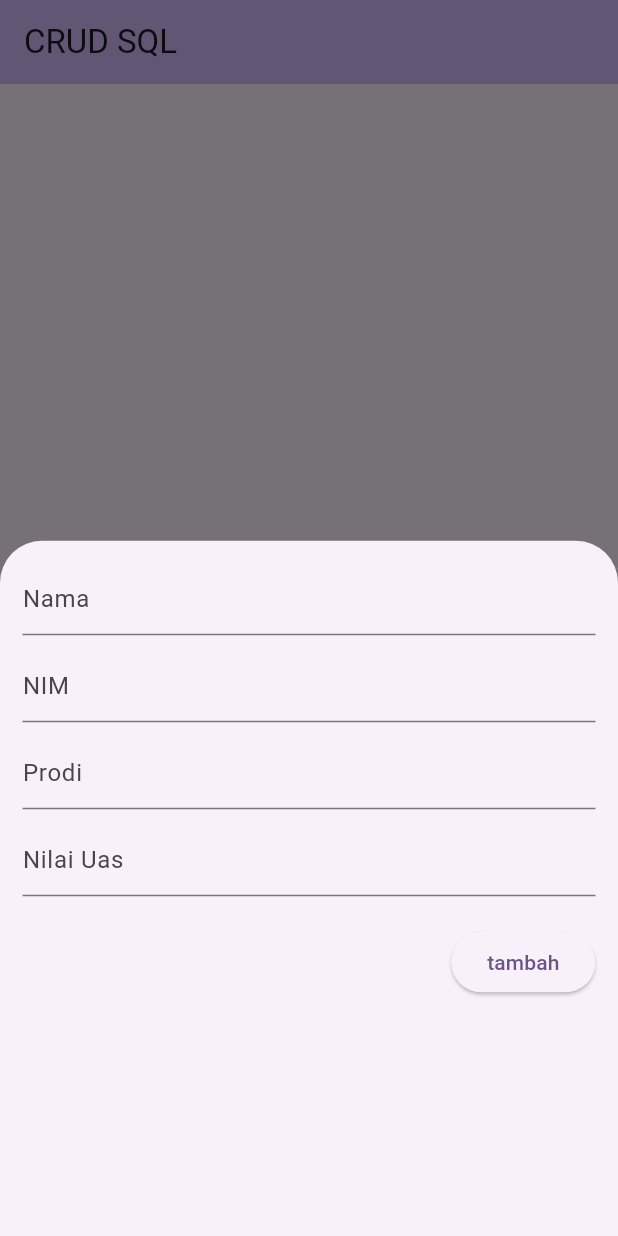
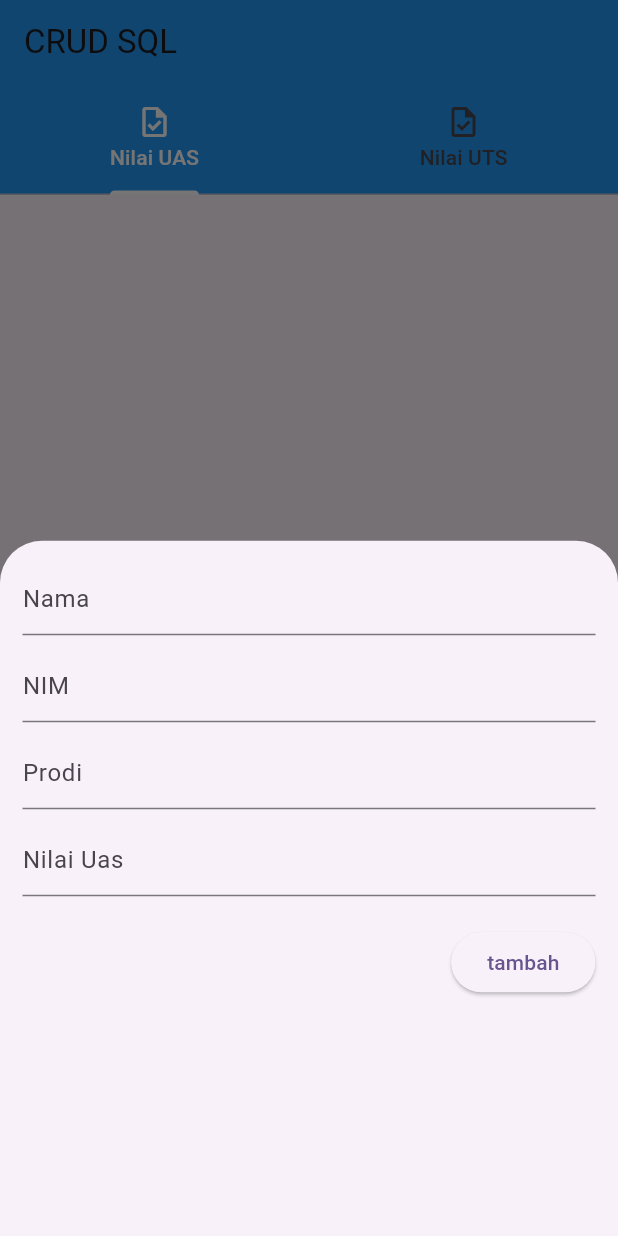
Before and after one commit to ilhambayu51/crud-flutter, a Flutter app: the screen it shows after launch, after a tap on the "add" icon, on a phone screen of 412 x 824 dp. Run offline on Flutter 3.47's test engine with Material 3 defaults, Android fonts, the phone set to English and light mode, and no system bars; our stand-ins replace sqflite; accounts and stored records are empty.

Commit message:
add new code

```diff
--- a/lib/main.dart
+++ b/lib/main.dart
@@ -1,7 +1,7 @@
 // ignore_for_file: must_call_super, avoid_print, use_build_context_synchronously, unnecessary_null_comparison, unused_element, prefer_const_constructors
 
 import 'package:flutter/material.dart';
-import 'package:uas_crud/sqlhelper.dart';
+import 'package:uas_crud/tabbar.dart';
 
 void main() {
   runApp(const MyApp());
@@ -18,175 +18,7 @@ class MyApp extends StatelessWidget {
         colorScheme: ColorScheme.fromSeed(seedColor: Colors.deepPurple),
         useMaterial3: true,
       ),
-      home: const MyHomePage(title: 'CRUD SQL'),
+      home: const tabBarMain(),
     );
   }
 }
-
-class MyHomePage extends StatefulWidget {
-  const MyHomePage({super.key, required this.title});
-  final String title;
-
-  @override
-  State<MyHomePage> createState() => _MyHomePageState();
-}
-
-class _MyHomePageState extends State<MyHomePage> {
-  TextEditingController namaController = TextEditingController();
-  TextEditingController nimController = TextEditingController();
-  TextEditingController prodiController = TextEditingController();
-  TextEditingController nilaiUasController = TextEditingController();
-
-  @override
-  void initState() {
-    refreshnilai();
-    super.initState();
-  }
-
-  //get data
-  List<Map<String, dynamic>> nilaimhs = [];
-
-  void refreshnilai() async {
-    final data = await SQLHelper.getNilaiMhs();
-    setState(() {
-      nilaimhs = data;
-    });
-  }
-
-  @override
-  Widget build(BuildContext context) {
-    print(nilaimhs);
-    return Scaffold(
-      appBar: AppBar(
-        backgroundColor: Theme.of(context).colorScheme.inversePrimary,
-        title: Text(widget.title),
-      ),
-      body: ListView.builder(
-        itemCount: nilaimhs.length,
-        itemBuilder: (context, index) => Card(
-        margin: const EdgeInsets.all(15),
-        child: ListTile(
-          title: Text(nilaimhs[index]['nama']),
-            subtitle: Column(
-              mainAxisAlignment: MainAxisAlignment.start,
-              crossAxisAlignment: CrossAxisAlignment.start,
-              children: [
-                Text(nilaimhs[index]['nim']),
-                Text(nilaimhs[index]['prodi']),
-                Text(nilaimhs[index]['nilaiUas']),
-              ],
-            ),
-          trailing: SizedBox(width: 100,
-            child: Row(
-              children: [
-                IconButton(
-                  onPressed: () => modalForm(nilaimhs[index]['id']),
-                  icon: const Icon(Icons.edit)
-                ),
-                IconButton(
-                   icon: Icon(Icons.delete),
-                   onPressed: () => deleteNilai(nilaimhs[index]['id'])
-                ),
-              ],
-            )
-          ),
-        ),
-      )),
-      floatingActionButton: FloatingActionButton(
-        onPressed: () {
-          modalForm(null);
-        },
-        child: const Icon(Icons.add),
-      ), // This trailing comma makes auto-formatting nicer for build methods.
-    );
-  }
-
-  //input data
-  Future<void> tambahNilai() async {
-    await SQLHelper.inputNilai(
-      namaController.text, nimController.text, prodiController.text, nilaiUasController.text
-    );
-    refreshnilai();
-  }
-
-  //update data
-  Future<void> updateNilai(int id) async {
-    await SQLHelper.updateNilai(
-      id, namaController.text, nimController.text, prodiController.text, nilaiUasController.text
-    );
-    refreshnilai();
-  }
-
-  //delete data
-  Future<void> deleteNilai(int id) async {
-    await SQLHelper.deleteNilai(id);
-    ScaffoldMessenger.of(context).showSnackBar(const SnackBar(content: Text("Success Delete Data")));
-    refreshnilai();
-  }
-
-  void modalForm(int? id) async {
-    if(id != null) {
-      final datanilai = nilaimhs.firstWhere((element) => element['id'] == id);
-      namaController.text = datanilai['nama'];
-      nimController.text = datanilai['nim'];
-      prodiController.text = datanilai['prodi'];
-      nilaiUasController.text = datanilai['nilaiUas'];
-    }
-    showModalBottomSheet(
-      context: context,
-      builder: (context) => Container(
-      padding: const EdgeInsets.all(15),
-      width: double.infinity,
-      height: 800,
-      child: SingleChildScrollView(
-        child: Column(
-        mainAxisSize: MainAxisSize.min,
-        crossAxisAlignment: CrossAxisAlignment.end,
-        children: [
-        TextField(
-          controller: namaController,
-          decoration: const InputDecoration(hintText: 'Nama'),
-        ),
-        const SizedBox(
-          height: 10,
-        ),
-        TextField(
-          controller: nimController,
-          decoration: const InputDecoration(hintText: 'NIM'),
-        ),const SizedBox(
-          height: 10,
-        ),
-        TextField(
-          controller: prodiController,
-          decoration: const InputDecoration(hintText: 'Prodi'),
-        ),const SizedBox(
-          height: 10,
-        ),
-        TextField(
-          controller: nilaiUasController,
-          decoration: const InputDecoration(hintText: 'Nilai Uas'),
-        ),
-        const SizedBox(
-          height: 20,
-        ),
-        ElevatedButton(
-          onPressed: () async {
-            if (id == null) {
-          await tambahNilai();
-            } else {
-              await updateNilai(id);
-            }
-          namaController.text = '';
-          nimController.text = '';
-          prodiController.text = '';
-          nilaiUasController.text = '';
-          Navigator.pop(context);
-        },
-        child: Text(id == null ? 'tambah' : 'udpate'))
-      ],
-      ),
-      ),
-    ));
-  }
-
-}
--- /dev/null
+++ b/lib/tabbar.dart
@@ -0,0 +1,60 @@
+// ignore_for_file: unused_import
+
+import 'package:flutter/material.dart';
+import 'package:uas_crud/tabdua.dart';
+import 'package:uas_crud/tabsatu.dart';
+import 'package:uas_crud/sqlhelper.dart';
+
+class tabBarMain extends StatefulWidget {
+  const tabBarMain({Key? key}) : super(key: key);
+
+  @override
+  _tabBarMainState createState() => _tabBarMainState();
+}
+
+class _tabBarMainState extends State<tabBarMain>
+  with SingleTickerProviderStateMixin{
+    late TabController controller;
+
+    @override
+  void initState() {
+    controller = TabController(length: 2, vsync: this);
+    super.initState();
+  }
+
+  @override
+  void dispose() {
+    controller.dispose();
+    super.dispose();
+  }
+
+  @override
+  Widget build(BuildContext context){
+    return Scaffold(
+      resizeToAvoidBottomInset: false,
+      appBar: AppBar(
+        title: const Text('CRUD SQL'),
+        iconTheme: const IconThemeData(color: Colors.white),
+        backgroundColor: Colors.blue,
+        bottom: TabBar(
+          controller: controller,
+          indicatorColor: Colors.white,
+          labelColor: Colors.white,
+          tabs: const <Widget>[
+            Tab(
+              text: 'Nilai UAS',
+              icon: Icon(Icons.task_outlined),
+              ),
+            Tab(
+              text: 'Nilai UTS',
+              icon: Icon(Icons.task_outlined),
+              ),
+          ]),
+      ),
+      body: TabBarView(
+        controller: controller,
+        children: const <Widget> [MyHomePage(title: 'CRUD SQL'), MySecondPage(title: 'CRUD SQL')],
+      ),
+    );
+  }
+}
--- /dev/null
+++ b/lib/tabsatu.dart
@@ -0,0 +1,165 @@
+import 'package:flutter/material.dart';
+import 'package:uas_crud/sqlhelper.dart';
+
+class MyHomePage extends StatefulWidget {
+  const MyHomePage({super.key, required this.title});
+  final String title;
+
+  @override
+  State<MyHomePage> createState() => _MyHomePageState();
+}
+
+class _MyHomePageState extends State<MyHomePage> {
+  TextEditingController namaController = TextEditingController();
+  TextEditingController nimController = TextEditingController();
+  TextEditingController prodiController = TextEditingController();
+  TextEditingController nilaiUasController = TextEditingController();
+
+  @override
+  void initState() {
+    refreshnilai();
+    super.initState();
+  }
+
+  //get data
+  List<Map<String, dynamic>> nilaimhs = [];
+
+  void refreshnilai() async {
+    final data = await SQLHelper.getNilaiMhs();
+    setState(() {
+      nilaimhs = data;
+    });
+  }
+
+  @override
+  Widget build(BuildContext context) {
+    print(nilaimhs);
+    return Scaffold(
+      body: ListView.builder(
+        itemCount: nilaimhs.length,
+        itemBuilder: (context, index) => Card(
+        margin: const EdgeInsets.all(15),
+        child: ListTile(
+          title: Text(nilaimhs[index]['nama']),
+            subtitle: Column(
+              mainAxisAlignment: MainAxisAlignment.start,
+              crossAxisAlignment: CrossAxisAlignment.start,
+              children: [
+                Text(nilaimhs[index]['nim']),
+                Text(nilaimhs[index]['prodi']),
+                Text(nilaimhs[index]['nilaiUas']),
+              ],
+            ),
+          trailing: SizedBox(width: 100,
+            child: Row(
+              children: [
+                IconButton(
+                  onPressed: () => modalForm(nilaimhs[index]['id']),
+                  icon: const Icon(Icons.edit)
+                ),
+                IconButton(
+                   icon: Icon(Icons.delete),
+                   onPressed: () => deleteNilai(nilaimhs[index]['id'])
+                ),
+              ],
+            )
+          ),
+        ),
+      )),
+      floatingActionButton: FloatingActionButton(
+        onPressed: () {
+          modalForm(null);
+        },
+        child: const Icon(Icons.add),
+      ), // This trailing comma makes auto-formatting nicer for build methods.
+    );
+  }
+
+  //input data
+  Future<void> tambahNilai() async {
+    await SQLHelper.inputNilai(
+      namaController.text, nimController.text, prodiController.text, nilaiUasController.text
+    );
+    refreshnilai();
+  }
+
+  //update data
+  Future<void> updateNilai(int id) async {
+    await SQLHelper.updateNilai(
+      id, namaController.text, nimController.text, prodiController.text, nilaiUasController.text
+    );
+    refreshnilai();
+  }
+
+  //delete data
+  Future<void> deleteNilai(int id) async {
+    await SQLHelper.deleteNilai(id);
+    ScaffoldMessenger.of(context).showSnackBar(const SnackBar(content: Text("Success Delete Data")));
+    refreshnilai();
+  }
+
+  void modalForm(int? id) async {
+    if(id != null) {
+      final datanilai = nilaimhs.firstWhere((element) => element['id'] == id);
+      namaController.text = datanilai['nama'];
+      nimController.text = datanilai['nim'];
+      prodiController.text = datanilai['prodi'];
+      nilaiUasController.text = datanilai['nilaiUas'];
+    }
+    showModalBottomSheet(
+      context: context,
+      builder: (context) => Container(
+      padding: const EdgeInsets.all(15),
+      width: double.infinity,
+      height: 800,
+      child: SingleChildScrollView(
+        child: Column(
+        mainAxisSize: MainAxisSize.min,
+        crossAxisAlignment: CrossAxisAlignment.end,
+        children: [
+        TextField(
+          controller: namaController,
+          decoration: const InputDecoration(hintText: 'Nama'),
+        ),
+        const SizedBox(
+          height: 10,
+        ),
+        TextField(
+          controller: nimController,
+          decoration: const InputDecoration(hintText: 'NIM'),
+        ),const SizedBox(
+          height: 10,
+        ),
+        TextField(
+          controller: prodiController,
+          decoration: const InputDecoration(hintText: 'Prodi'),
+        ),const SizedBox(
+          height: 10,
+        ),
+        TextField(
+          controller: nilaiUasController,
+          decoration: const InputDecoration(hintText: 'Nilai Uas'),
+        ),
+        const SizedBox(
+          height: 20,
+        ),
+        ElevatedButton(
+          onPressed: () async {
+            if (id == null) {
+          await tambahNilai();
+            } else {
+              await updateNilai(id);
+            }
+          namaController.text = '';
+          nimController.text = '';
+          prodiController.text = '';
+          nilaiUasController.text = '';
+          Navigator.pop(context);
+        },
+        child: Text(id == null ? 'tambah' : 'udpate'))
+      ],
+      ),
+      ),
+    ));
+  }
+}
```
Also changed, not shown: lib/tabdua.dart (added, +165 -0 lines).
